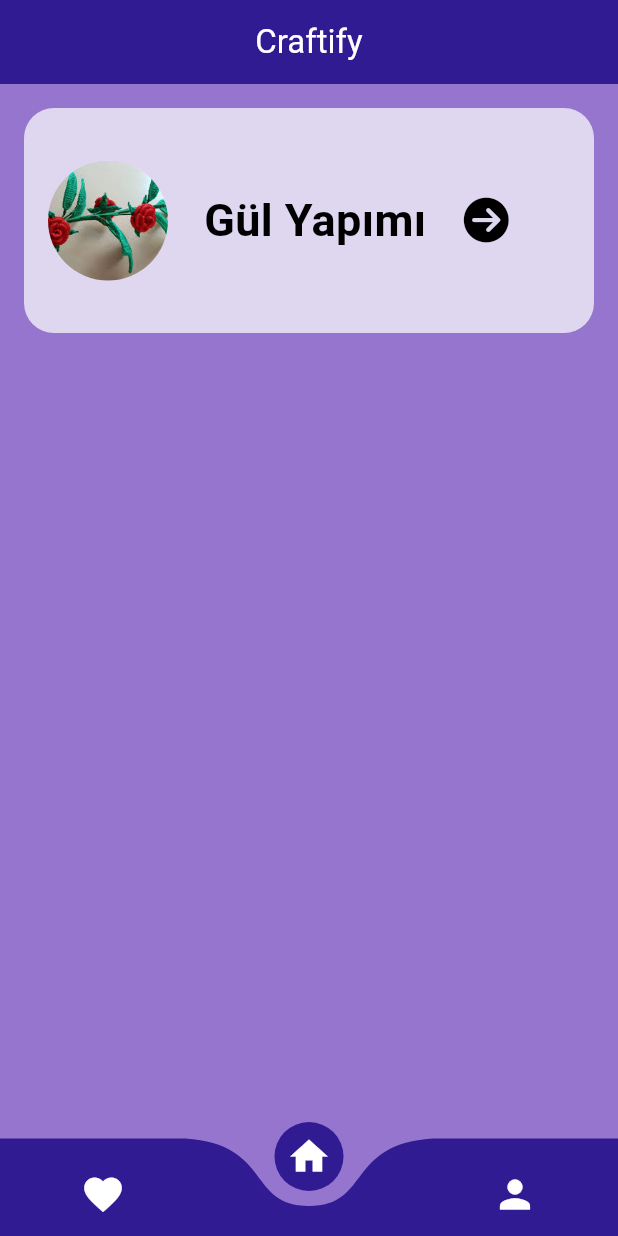
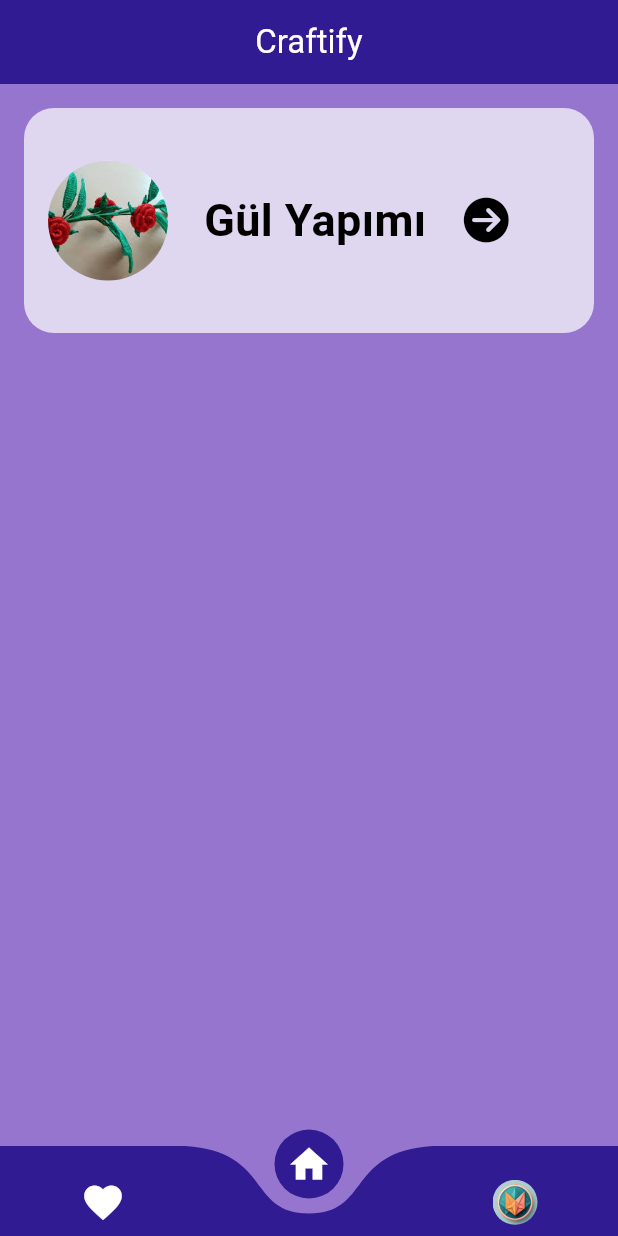
Before and after one commit to Berk2259/Craftify, a Flutter app: the screen it shows after launch, on a phone screen of 412 x 824 dp. Run offline on Flutter 3.47's test engine with Material 3 defaults, Android fonts, the phone set to English and light mode, and no system bars; drawn by our look-alikes of curved_navigation_bar; our stand-ins replace font_awesome_flutter.

Commit message:
curved bar profil ikon değişikliği

```diff
--- a/lib/Screen/MainScreen.dart
+++ b/lib/Screen/MainScreen.dart
@@ -12,15 +12,19 @@ class MainScreen extends StatefulWidget {
 class _MainScreenState extends State<MainScreen> {
   int _page = 1;
 
-  final List<Widget> _pages = [
-    FavoriteScreen(),
-    HomeScreen(),
-    ProfileScreen()
-  ];
+  final List<Widget> _pages = [FavoriteScreen(), HomeScreen(), ProfileScreen()];
   final List<Widget> _icons = [
     Icon(Icons.favorite, size: 30, color: Colors.white),
     Icon(Icons.home, size: 30, color: Colors.white),
-    Icon(Icons.person, size: 30, color: Colors.white),
+    ClipRRect(
+      borderRadius: BorderRadius.circular(25),
+      child: Image.asset(
+        'assets/images/logo.png',
+        width: 30,
+        height: 30,
+        fit: BoxFit.cover,
+      ),
+    ),
   ];
   @override
   Widget build(BuildContext context) {
@@ -29,7 +33,7 @@ class _MainScreenState extends State<MainScreen> {
       body: _pages[_page],
       bottomNavigationBar: CurvedNavigationBar(
         animationDuration: Duration(milliseconds: 300),
-        height: 65,
+        height: 60,
         items: _icons,
         index: _page,
         backgroundColor: Colors.transparent,
```
